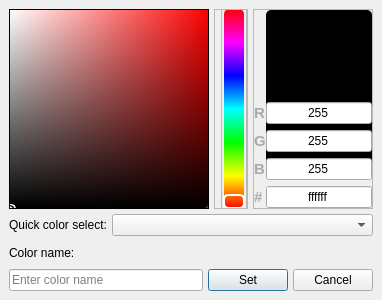
Old version of the form ui/dialogs/color_picker_dialog.ui in the repository TheCodingJsoftware/Invigo.
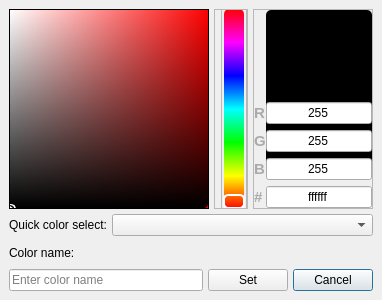
New version of the form.

```diff
--- a/ui/dialogs/color_picker_dialog.ui
+++ b/ui/dialogs/color_picker_dialog.ui
@@ -538,6 +538,12 @@
             <property name="text">
              <string>Set</string>
             </property>
+            <property name="autoDefault">
+             <bool>false</bool>
+            </property>
+            <property name="default">
+             <bool>true</bool>
+            </property>
            </widget>
           </item>
           <item>
@@ -557,6 +563,12 @@
             <property name="text">
              <string>Cancel</string>
             </property>
+            <property name="autoDefault">
+             <bool>false</bool>
+            </property>
+            <property name="default">
+             <bool>true</bool>
+            </property>
            </widget>
           </item>
          </layout>
```
Left out of the diff: 40 changed lines with no effect on the pictures.
